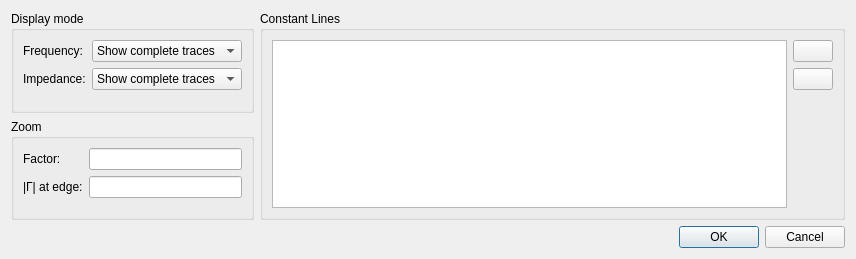
Before: the Qt Designer form Software/PC_Application/Traces/smithchartdialog.ui in jankae/LibreVNA, drawn with Qt 5.
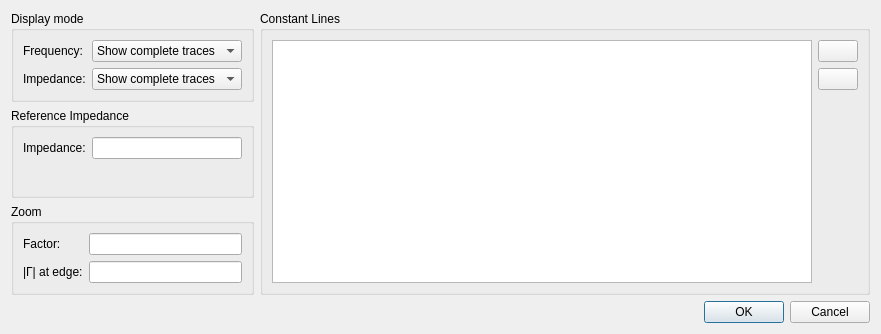
After: the same form once the commit is applied. Icons and pictures are not drawn. Custom widgets are drawn as their Qt base class.

Commit message: Impedance renormalization moved to de-embedding

Diff of the .ui file:
```diff
--- a/Software/PC_Application/Traces/smithchartdialog.ui
+++ b/Software/PC_Application/Traces/smithchartdialog.ui
@@ -6,8 +6,8 @@
    <rect>
     <x>0</x>
     <y>0</y>
-    <width>856</width>
-    <height>259</height>
+    <width>881</width>
+    <height>334</height>
    </rect>
   </property>
   <property name="windowTitle">
@@ -16,11 +16,11 @@
   <property name="modal">
    <bool>true</bool>
   </property>
-  <layout class="QVBoxLayout" name="verticalLayout_3" stretch="0,0">
+  <layout class="QVBoxLayout" name="verticalLayout_4">
    <item>
     <layout class="QHBoxLayout" name="horizontalLayout_2" stretch="0,1">
      <item>
-      <layout class="QVBoxLayout" name="verticalLayout_2">
+      <layout class="QVBoxLayout" name="verticalLayout_3">
        <item>
         <widget class="QGroupBox" name="groupBox_2">
          <property name="title">
@@ -72,6 +72,25 @@
          </layout>
         </widget>
        </item>
+       <item>
+        <widget class="QGroupBox" name="groupBox_4">
+         <property name="title">
+          <string>Reference Impedance</string>
+         </property>
+         <layout class="QFormLayout" name="formLayout_3">
+          <item row="0" column="1">
+           <widget class="SIUnitEdit" name="impedance"/>
+          </item>
+          <item row="0" column="0">
+           <widget class="QLabel" name="label">
+            <property name="text">
+             <string>Impedance:</string>
+            </property>
+           </widget>
+          </item>
+         </layout>
+        </widget>
+       </item>
        <item>
         <widget class="QGroupBox" name="groupBox">
          <property name="title">
```
The commit also changes 41 other files.
